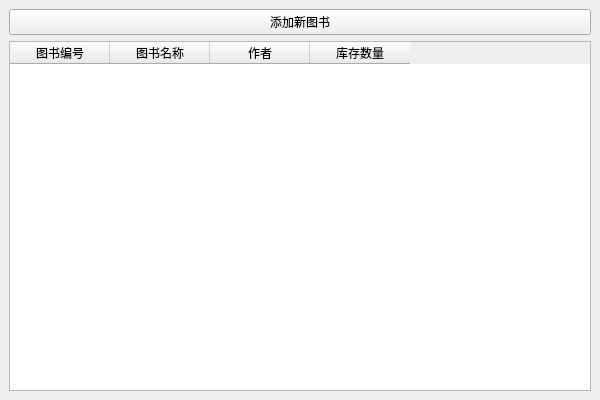
Old version of the form LibraryMangement/mainwindow.ui in the repository zjl8881/2023414290140.
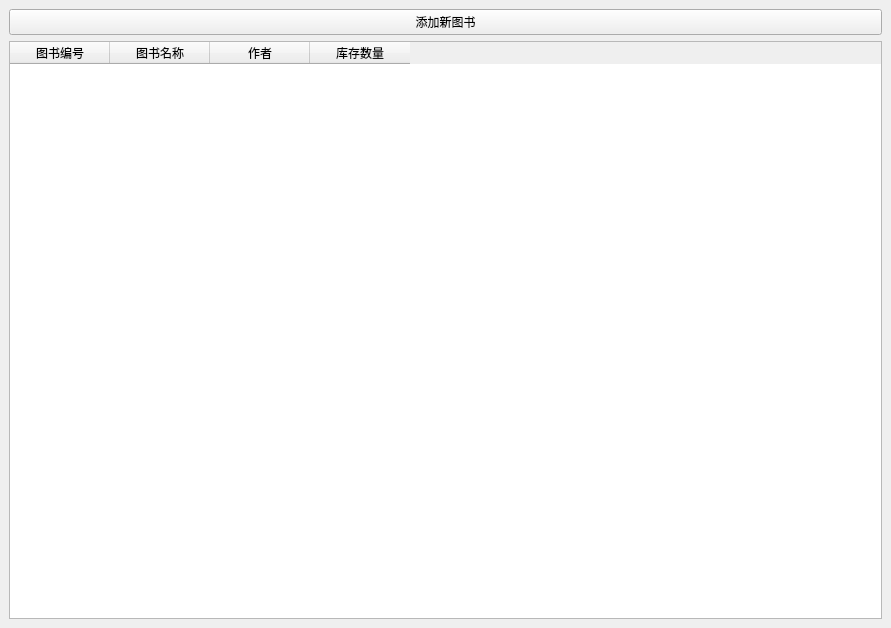
New version of the form.

Patch:
```diff
--- a/LibraryMangement/mainwindow.ui
+++ b/LibraryMangement/mainwindow.ui
@@ -6,8 +6,8 @@
    <rect>
     <x>0</x>
     <y>0</y>
-    <width>600</width>
-    <height>400</height>
+    <width>891</width>
+    <height>628</height>
    </rect>
   </property>
   <property name="windowTitle">
```
Left out of the diff: 1 changed line with no effect on the pictures.
